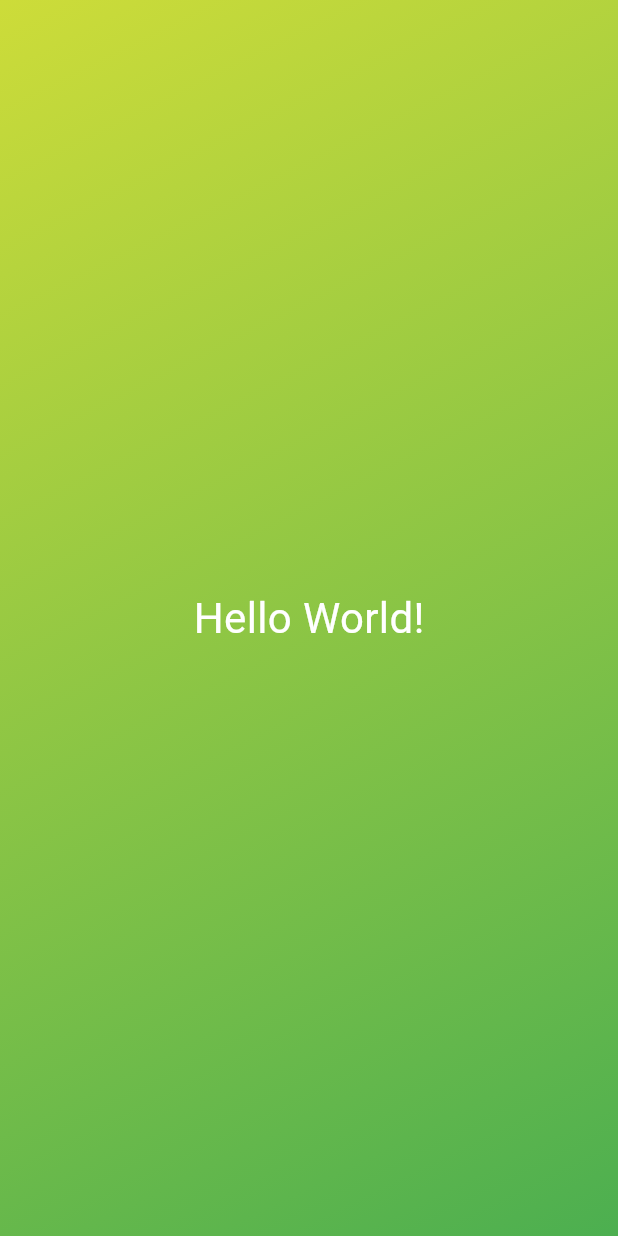
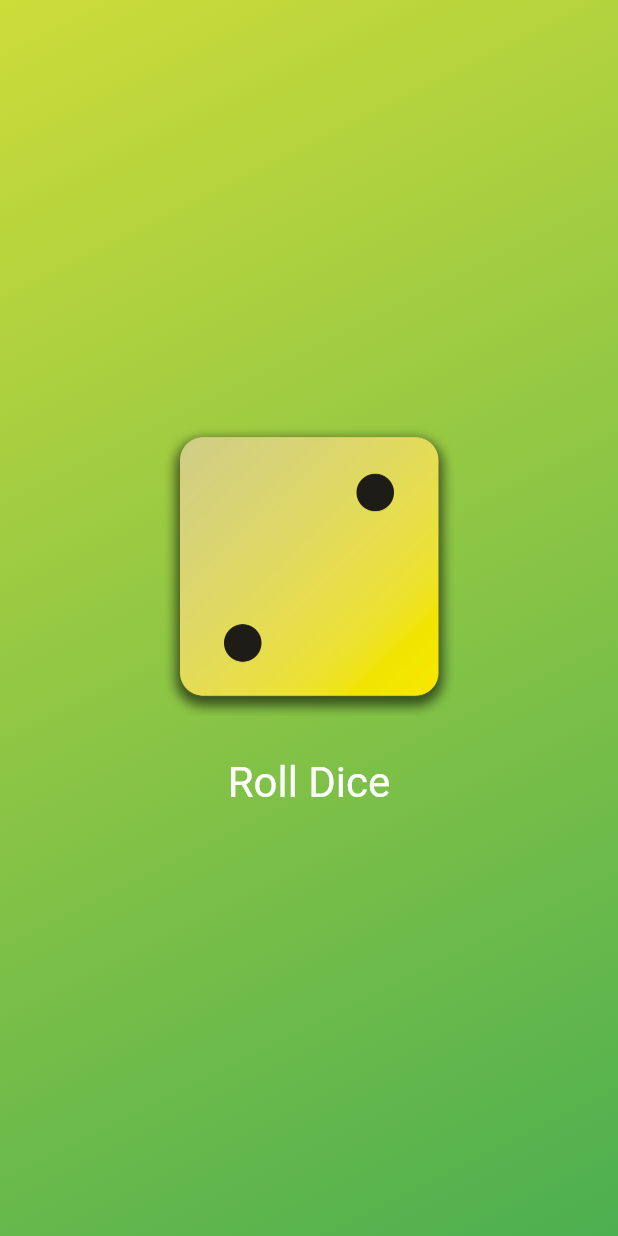
Before and after one commit to Parikhit/dice-app, a Flutter app: the screen it shows after launch, on a phone screen of 412 x 824 dp. Run offline on Flutter 3.47's test engine with Material 3 defaults, Android fonts, the phone set to English and light mode, and no system bars.

Commit message:
Adding stateful widget for Dice Roll

```diff
--- /dev/null
+++ b/lib/dice_roller.dart
@@ -0,0 +1,46 @@
+import 'package:flutter/material.dart';
+
+class DiceRoller extends StatefulWidget {
+  const DiceRoller({super.key});
+  @override
+  State<DiceRoller> createState() {
+    return _DiceRollerState();
+  }
+}
+
+class _DiceRollerState extends State<DiceRoller> {
+  var activeDiceImage = 'assets/images/dice-2.png';
+
+  void rollDice() {
+    setState(() {
+      activeDiceImage = 'assets/images/dice-4.png';
+    });
+  }
+
+  @override
+  Widget build(context) {
+    return Column(
+      mainAxisSize: MainAxisSize.min,
+      children: [
+        Image.asset(
+          activeDiceImage,
+          width: 200,
+        ),
+        const SizedBox(
+          height: 20,
+        ),
+        TextButton(
+          onPressed: rollDice,
+          style: TextButton.styleFrom(
+            // padding: const EdgeInsets.only(
+            //   top: 20,
+            // ),
+            foregroundColor: Colors.white,
+            textStyle: const TextStyle(fontSize: 28),
+          ),
+          child: const Text('Roll Dice'),
+        ),
+      ],
+    );
+  }
+}
--- a/lib/gradient_container.dart
+++ b/lib/gradient_container.dart
@@ -1,5 +1,5 @@
 import 'package:flutter/material.dart';
-import 'package:first_app/styled_text.dart';
+import 'package:first_app/dice_roller.dart';
 
 const startAlignment = Alignment.topLeft;
 const endAlignment = Alignment.bottomRight;
@@ -23,7 +23,7 @@ class GradientContainer extends StatelessWidget {
         ),
       ),
       child: const Center(
-        child: StyledText('Hello World!'),
+        child: DiceRoller(),
       ),
     );
   }
```
Also changed, not shown: pubspec.yaml (+46 -49 lines), assets/images/dice-1.png (added), assets/images/dice-2.png (added), assets/images/dice-3.png (added), assets/images/dice-4.png (added), assets/images/dice-5.png (added), assets/images/dice-6.png (added).
